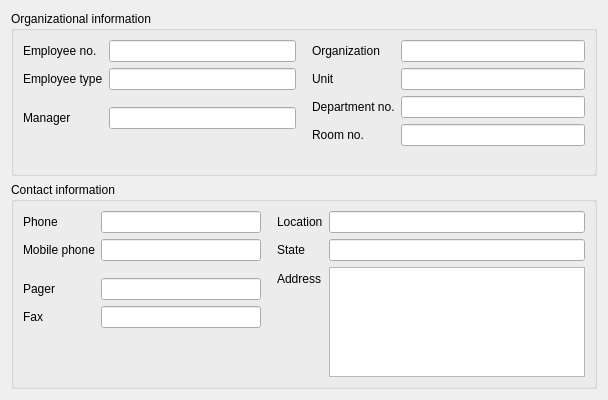
First picture: the form in agent/src/clacks/agent/data/templates/default/user-organizational.ui, repository gonicus/clacks, before the edit.
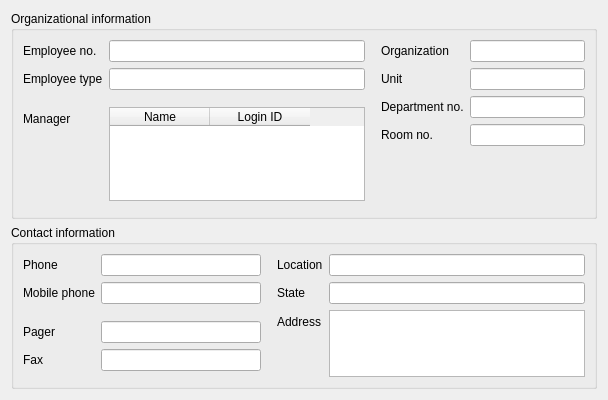
Second picture: the form after the edit. Icons and pictures are not drawn.

Patch:
```diff
--- a/agent/src/clacks/agent/data/templates/default/user-organizational.ui
+++ b/agent/src/clacks/agent/data/templates/default/user-organizational.ui
@@ -86,7 +86,21 @@
          </widget>
         </item>
         <item row="3" column="1">
-         <widget class="QLineEdit" name="managerEdit"/>
+         <widget class="QTableWidget" name="managerEdit">
+          <property name="editTitle" stdset="0">
+           <string>Choose a manager</string>
+          </property>
+          <column>
+           <property name="text">
+            <string extracomment="cn">Name</string>
+           </property>
+          </column>
+          <column>
+           <property name="text">
+            <string extracomment="uid">Login ID</string>
+           </property>
+          </column>
+         </widget>
         </item>
         <item row="4" column="0">
          <spacer name="verticalSpacer_4">
```
Left out of the diff: 2 changed lines with no effect on the pictures.
